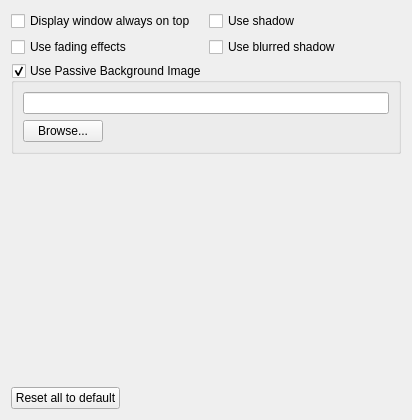
Above: src/generalsettingwidget.ui from SoftProjector/src before the change. Below: the same form after it.
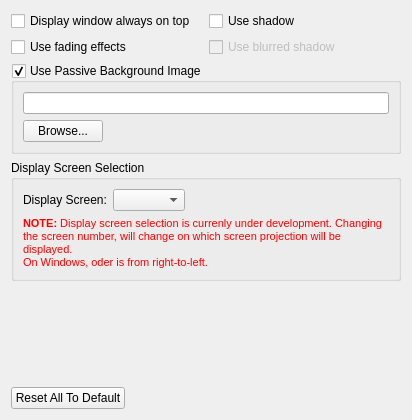
That is the form after the change.

The edit to the form file:
```diff
--- a/src/generalsettingwidget.ui
+++ b/src/generalsettingwidget.ui
@@ -13,7 +13,7 @@
   <property name="windowTitle">
    <string>Form</string>
   </property>
-  <layout class="QGridLayout" name="gridLayout_3">
+  <layout class="QGridLayout" name="gridLayout_6">
    <item row="0" column="0">
     <layout class="QGridLayout" name="gridLayout">
      <item row="0" column="0">
@@ -48,6 +48,9 @@
      </item>
      <item row="1" column="1">
       <widget class="QCheckBox" name="checkBox_useBlurredShadow">
+       <property name="enabled">
+        <bool>false</bool>
+       </property>
        <property name="toolTip">
         <string>Useful when using a wallpaper image. Displays a fancy shadow effect.</string>
        </property>
@@ -98,24 +101,77 @@
     </widget>
    </item>
    <item row="2" column="0">
+    <widget class="QGroupBox" name="groupBox_displayScreen">
+     <property name="title">
+      <string>Display Screen Selection</string>
+     </property>
+     <layout class="QGridLayout" name="gridLayout_5">
+      <item row="0" column="0">
+       <layout class="QGridLayout" name="gridLayout_3">
+        <item row="0" column="0">
+         <widget class="QLabel" name="label_displayScreen">
+          <property name="text">
+           <string>Display Screen:</string>
+          </property>
+         </widget>
+        </item>
+        <item row="0" column="1">
+         <widget class="QComboBox" name="comboBox_displayScreen"/>
+        </item>
+        <item row="0" column="2">
+         <spacer name="horizontalSpacer_2">
+          <property name="orientation">
+           <enum>Qt::Horizontal</enum>
+          </property>
+          <property name="sizeHint" stdset="0">
+           <size>
+            <width>40</width>
+            <height>20</height>
+           </size>
+          </property>
+         </spacer>
+        </item>
+       </layout>
+      </item>
+      <item row="1" column="0">
+       <widget class="QLabel" name="label_displayWarning">
+        <property name="text">
+         <string>&lt;!DOCTYPE HTML PUBLIC &quot;-//W3C//DTD HTML 4.0//EN&quot; &quot;http://www.w3.org/TR/REC-html40/strict.dtd&quot;&gt;
+&lt;html&gt;&lt;head&gt;&lt;meta name=&quot;qrichtext&quot; content=&quot;1&quot; /&gt;&lt;style type=&quot;text/css&quot;&gt;
+p, li { white-space: pre-wrap; }
+&lt;/style&gt;&lt;/head&gt;&lt;body style=&quot; font-family:'MS Shell Dlg 2'; font-size:8.25pt; font-weight:400; font-style:normal;&quot;&gt;
+&lt;p style=&quot; margin-top:0px; margin-bottom:0px; margin-left:0px; margin-right:0px; -qt-block-indent:0; text-indent:0px;&quot;&gt;&lt;span style=&quot; font-size:8pt; font-weight:600; color:#ff0000;&quot;&gt;NOTE:&lt;/span&gt;&lt;span style=&quot; font-size:8pt; color:#ff0000;&quot;&gt; Display screen selection is currenly under development. Changing the screen number, will change on which screen projection will be displayed.&lt;br /&gt;On Windows, oder is from right-to-left.&lt;/span&gt;&lt;/p&gt;&lt;/body&gt;&lt;/html&gt;</string>
+        </property>
+        <property name="alignment">
+         <set>Qt::AlignLeading|Qt::AlignLeft|Qt::AlignTop</set>
+        </property>
+        <property name="wordWrap">
+         <bool>true</bool>
+        </property>
+       </widget>
+      </item>
+     </layout>
+    </widget>
+   </item>
+   <item row="3" column="0">
     <spacer name="verticalSpacer">
      <property name="orientation">
       <enum>Qt::Vertical</enum>
      </property>
      <property name="sizeHint" stdset="0">
       <size>
-       <width>390</width>
-       <height>223</height>
+       <width>20</width>
+       <height>126</height>
       </size>
      </property>
     </spacer>
    </item>
-   <item row="3" column="0">
+   <item row="4" column="0">
     <layout class="QGridLayout" name="gridLayout_2">
      <item row="0" column="0">
       <widget class="QPushButton" name="pushButton_default">
        <property name="text">
-        <string>Reset all to default</string>
+        <string>Reset All To Default</string>
        </property>
       </widget>
      </item>
```
